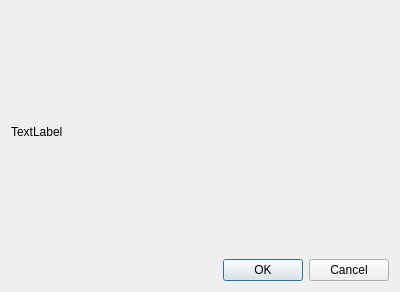
Old version of the form removedatabasedialog.ui in the repository mugiseyebrows/mugi-query.
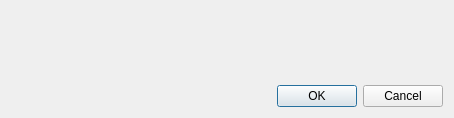
New version of the form.

Commit message: tab order

The edit to the form file:
```diff
--- a/removedatabasedialog.ui
+++ b/removedatabasedialog.ui
@@ -6,8 +6,8 @@
    <rect>
     <x>0</x>
     <y>0</y>
-    <width>400</width>
-    <height>292</height>
+    <width>454</width>
+    <height>118</height>
    </rect>
   </property>
   <property name="windowTitle">
@@ -16,8 +16,8 @@
   <layout class="QVBoxLayout" name="verticalLayout">
    <item>
     <widget class="QLabel" name="label">
-     <property name="text">
-      <string>TextLabel</string>
+     <property name="alignment">
+      <set>Qt::AlignCenter</set>
      </property>
     </widget>
    </item>
```
The commit also changes 7 other files.
